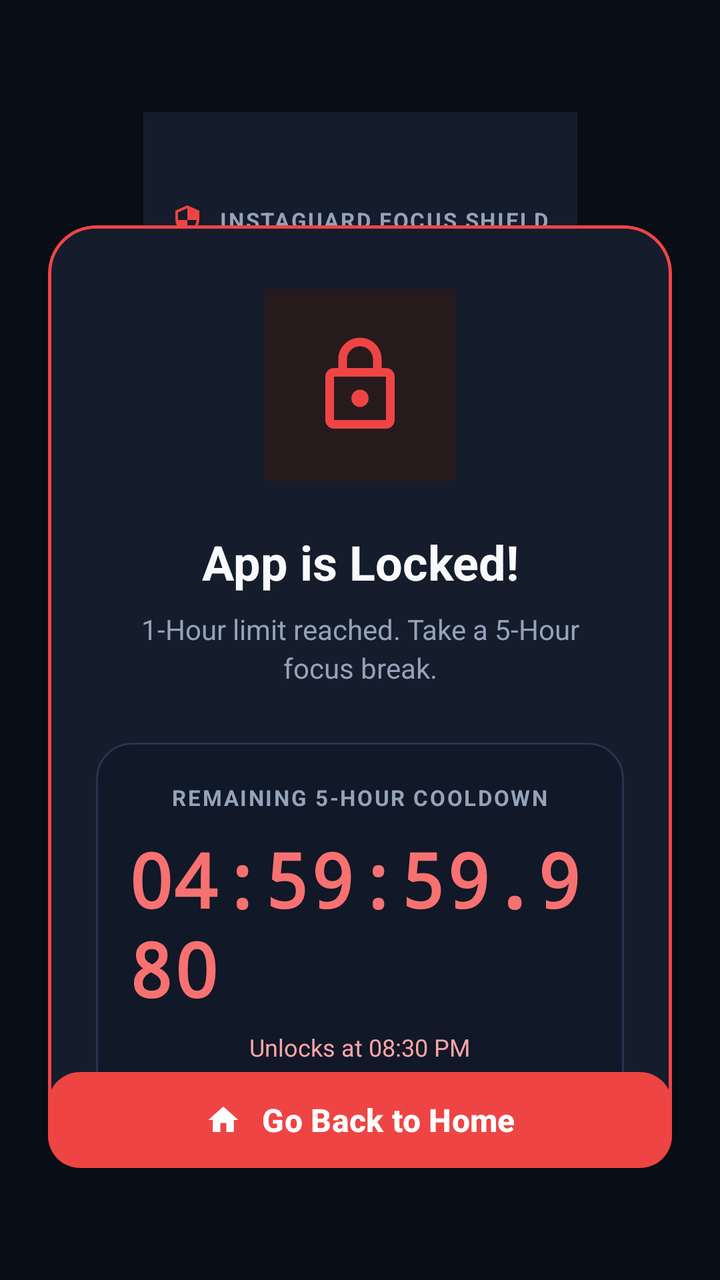
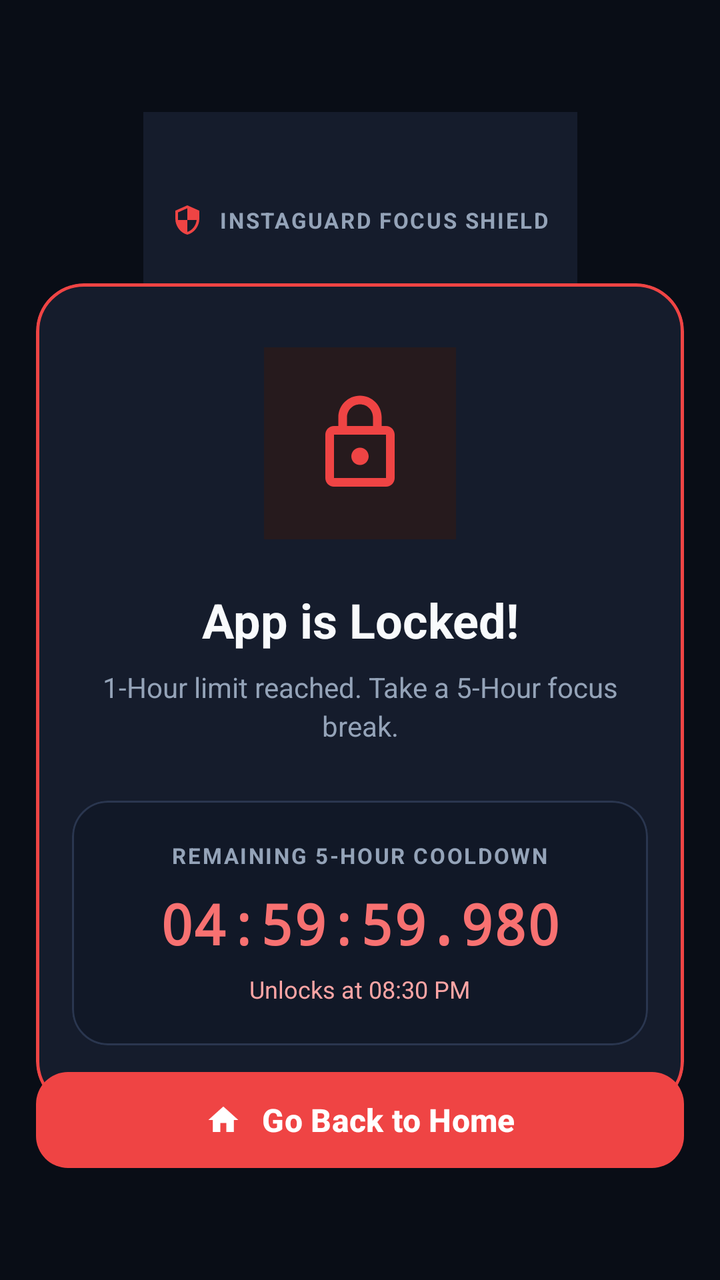

An Android layout rendered at two revisions. The XML below is the earlier revision; the diff shows what the commit changed to produce the second picture.
<!-- AndroidManifest.xml: activity theme Theme.InstaGuard.LockScreen -->
<!-- res/layout/activity_lock_screen.xml -->
<?xml version="1.0" encoding="utf-8"?>
<androidx.constraintlayout.widget.ConstraintLayout xmlns:android="http://schemas.android.com/apk/res/android"
    xmlns:app="http://schemas.android.com/apk/res-auto"
    xmlns:tools="http://schemas.android.com/tools"
    android:layout_width="match_parent"
    android:layout_height="match_parent"
    android:background="@color/lock_bg"
    android:padding="24dp">

    
    <LinearLayout
        android:id="@+id/layoutTopBadge"
        android:layout_width="wrap_content"
        android:layout_height="wrap_content"
        android:layout_marginTop="32dp"
        android:background="@drawable/ic_launcher_background"
        android:backgroundTint="@color/lock_surface"
        android:gravity="center_vertical"
        android:orientation="horizontal"
        android:paddingHorizontal="14dp"
        android:paddingVertical="8dp"
        app:layout_constraintEnd_toEndOf="parent"
        app:layout_constraintStart_toStartOf="parent"
        app:layout_constraintTop_toTopOf="parent">

        <ImageView
            android:layout_width="16dp"
            android:layout_height="16dp"
            android:src="@drawable/ic_shield"
            app:tint="@color/lock_accent_red"
            android:contentDescription="@null" />

        <TextView
            android:id="@+id/tvLockBadgeTitle"
            android:layout_width="wrap_content"
            android:layout_height="wrap_content"
            android:layout_marginStart="8dp"
            android:text="INSTAGUARD FOCUS SHIELD"
            android:textColor="@color/lock_text_secondary"
            android:textSize="11sp"
            android:textStyle="bold"
            android:letterSpacing="0.08" />
    </LinearLayout>

    
    <com.google.android.material.card.MaterialCardView
        android:id="@+id/cardLockContainer"
        android:layout_width="match_parent"
        android:layout_height="wrap_content"
        app:cardCornerRadius="24dp"
        app:cardElevation="0dp"
        app:strokeWidth="1.5dp"
        app:strokeColor="@color/lock_accent_red"
        app:cardBackgroundColor="@color/lock_surface"
        app:layout_constraintBottom_toTopOf="@+id/btnGoHome"
        app:layout_constraintEnd_toEndOf="parent"
        app:layout_constraintStart_toStartOf="parent"
        app:layout_constraintTop_toBottomOf="@+id/layoutTopBadge">

        <LinearLayout
            android:layout_width="match_parent"
            android:layout_height="wrap_content"
            android:gravity="center_horizontal"
            android:orientation="vertical"
            android:paddingVertical="32dp"
            android:paddingHorizontal="24dp">

            
            <FrameLayout
                android:id="@+id/frameLockIcon"
                android:layout_width="96dp"
                android:layout_height="96dp"
                android:background="@drawable/ic_launcher_background"
                android:backgroundTint="#261A1D"
                android:padding="22dp">

                <ImageView
                    android:id="@+id/imgLockIcon"
                    android:layout_width="match_parent"
                    android:layout_height="match_parent"
                    android:src="@drawable/ic_lock"
                    app:tint="@color/lock_accent_red"
                    android:contentDescription="@string/lock_screen_title" />
            </FrameLayout>

            
            <TextView
                android:id="@+id/tvLockTitle"
                android:layout_width="wrap_content"
                android:layout_height="wrap_content"
                android:layout_marginTop="24dp"
                android:text="App is Locked!"
                android:textAlignment="center"
                android:textColor="@color/lock_text_primary"
                android:textSize="24sp"
                android:textStyle="bold" />

            
            <TextView
                android:id="@+id/tvLockSubtitle"
                android:layout_width="wrap_content"
                android:layout_height="wrap_content"
                android:layout_marginTop="8dp"
                android:paddingHorizontal="12dp"
                android:text="1-Hour limit reached. Take a 5-Hour focus break."
                android:textAlignment="center"
                android:textColor="@color/lock_text_secondary"
                android:textSize="14sp"
                android:lineSpacingExtra="3dp" />

            
            <com.google.android.material.card.MaterialCardView
                android:layout_width="match_parent"
                android:layout_height="wrap_content"
                android:layout_marginTop="28dp"
                app:cardCornerRadius="18dp"
                app:cardElevation="0dp"
                app:strokeWidth="1dp"
                app:strokeColor="#2A364F"
                app:cardBackgroundColor="@color/lock_timer_bg">

                <LinearLayout
                    android:layout_width="match_parent"
                    android:layout_height="wrap_content"
                    android:gravity="center"
                    android:orientation="vertical"
                    android:paddingVertical="20dp"
                    android:paddingHorizontal="16dp">

                    <TextView
                        android:layout_width="wrap_content"
                        android:layout_height="wrap_content"
                        android:text="REMAINING 5-HOUR COOLDOWN"
                        android:textColor="@color/lock_text_secondary"
                        android:textSize="11sp"
                        android:textStyle="bold"
                        android:letterSpacing="0.08" />

                    
                    <TextView
                        android:id="@+id/tvCountdownTimer"
                        android:layout_width="wrap_content"
                        android:layout_height="wrap_content"
                        android:layout_marginTop="8dp"
                        android:fontFamily="monospace"
                        android:text="04:59:59.980"
                        android:textColor="#F87171"
                        android:textSize="38sp"
                        android:textStyle="bold" />

                    <TextView
                        android:id="@+id/tvUnlockTimeEstimate"
                        android:layout_width="wrap_content"
                        android:layout_height="wrap_content"
                        android:layout_marginTop="6dp"
                        android:text="Unlocks at 08:30 PM"
                        android:textColor="#FCA5A5"
                        android:textSize="12sp" />
                </LinearLayout>
            </com.google.android.material.card.MaterialCardView>

        </LinearLayout>
    </com.google.android.material.card.MaterialCardView>

    
    <com.google.android.material.button.MaterialButton
        android:id="@+id/btnGoHome"
        android:layout_width="match_parent"
        android:layout_height="56dp"
        android:layout_marginBottom="28dp"
        android:text="@string/btn_go_home"
        android:textColor="#FFFFFF"
        android:textSize="16sp"
        android:textStyle="bold"
        app:backgroundTint="@color/lock_accent_red"
        app:cornerRadius="16dp"
        app:icon="@drawable/ic_home"
        app:iconGravity="textStart"
        app:iconPadding="10dp"
        app:iconTint="#FFFFFF"
        app:layout_constraintBottom_toBottomOf="parent"
        app:layout_constraintEnd_toEndOf="parent"
        app:layout_constraintStart_toStartOf="parent" />

</androidx.constraintlayout.widget.ConstraintLayout>
<!-- resources referenced by this layout -->
<resources>
  <color name="lock_accent_red">#EF4444</color>
  <color name="lock_bg">#090D16</color>
  <color name="lock_surface">#151C2C</color>
  <color name="lock_text_primary">#F8FAFC</color>
  <color name="lock_text_secondary">#94A3B8</color>
  <color name="lock_timer_bg">#111827</color>
  <!-- drawable ic_home (drawable) -->
  <vector xmlns:android="http://schemas.android.com/apk/res/android"
      android:width="24dp"
      android:height="24dp"
      android:viewportWidth="24"
      android:viewportHeight="24">
      <path
          android:fillColor="#FFFFFFFF"
          android:pathData="M10,20v-6h4v6h5v-8h3L12,3 2,12h3v8z" />
  </vector>
  <!-- drawable ic_launcher_background (drawable) -->
  <?xml version="1.0" encoding="utf-8"?>
  <vector xmlns:android="http://schemas.android.com/apk/res/android"
      android:width="108dp"
      android:height="108dp"
      android:viewportWidth="108"
      android:viewportHeight="108">
      <path
          android:fillColor="#4F46E5"
          android:pathData="M0,0h108v108h-108z" />
  </vector>
  <!-- drawable ic_lock (drawable) -->
  <vector xmlns:android="http://schemas.android.com/apk/res/android"
      android:width="24dp"
      android:height="24dp"
      android:viewportWidth="24"
      android:viewportHeight="24">
      <path
          android:fillColor="#FFFFFFFF"
          android:pathData="M18,8h-1V6c0,-2.76 -2.24,-5 -5,-5S7,3.24 7,6v2H6c-1.1,0 -2,0.9 -2,2v10c0,1.1 0.9,2 2,2h12c1.1,0 2,-0.9 2,-2V10c0,-1.1 -0.9,-2 -2,-2zM9,6c0,-1.66 1.34,-3 3,-3s3,1.34 3,3v2H9V6zm9,14H6V10h12v10zm-6,-3c1.1,0 2,-0.9 2,-2s-0.9,-2 -2,-2 -2,0.9 -2,2 0.9,2 2,2z" />
  </vector>
  <!-- drawable ic_shield (drawable) -->
  <vector xmlns:android="http://schemas.android.com/apk/res/android"
      android:width="24dp"
      android:height="24dp"
      android:viewportWidth="24"
      android:viewportHeight="24">
      <path
          android:fillColor="#FFFFFFFF"
          android:pathData="M12,1L3,5v6c0,5.55 3.84,10.74 9,12c5.16,-1.26 9,-6.45 9,-12V5L12,1zM12,11.99h7c-0.53,4.12 -3.28,7.79 -7,8.94V12H5V6.3l7,-3.11V11.99z" />
  </vector>
  <string name="btn_go_home">Go Back to Home</string>
  <string name="lock_screen_title">App is Locked!</string>
  <style name="Theme.InstaGuard.LockScreen" parent="Theme.Material3.Dark.NoActionBar">
          <item name="android:windowBackground">@color/lock_bg</item>
          <item name="android:statusBarColor">@color/lock_bg</item>
          <item name="android:navigationBarColor">@color/lock_bg</item>
          <item name="android:windowLightStatusBar" tools:targetApi="m">false</item>
          <item name="android:windowLightNavigationBar" tools:targetApi="o_mr1">false</item>
          <item name="android:windowAnimationStyle">@null</item>
      </style>
</resources>

<!-- the commit's change to res/layout/activity_lock_screen.xml (unified diff, before → after) -->
@@ -5,7 +5,8 @@
     android:layout_width="match_parent"
     android:layout_height="match_parent"
     android:background="@color/lock_bg"
-    android:padding="24dp">
+    android:paddingHorizontal="18dp"
+    android:paddingVertical="24dp">
 
     
     <LinearLayout
@@ -63,7 +64,7 @@
             android:gravity="center_horizontal"
             android:orientation="vertical"
             android:paddingVertical="32dp"
-            android:paddingHorizontal="24dp">
+            android:paddingHorizontal="18dp">
 
             
             <FrameLayout
@@ -125,7 +126,7 @@
                     android:gravity="center"
                     android:orientation="vertical"
                     android:paddingVertical="20dp"
-                    android:paddingHorizontal="16dp">
+                    android:paddingHorizontal="10dp">
 
                     <TextView
                         android:layout_width="wrap_content"
@@ -139,14 +140,22 @@
                     
                     <TextView
                         android:id="@+id/tvCountdownTimer"
-                        android:layout_width="wrap_content"
+                        android:layout_width="match_parent"
                         android:layout_height="wrap_content"
                         android:layout_marginTop="8dp"
                         android:fontFamily="monospace"
+                        android:gravity="center"
+                        android:maxLines="1"
+                        android:singleLine="true"
+                        android:ellipsize="none"
                         android:text="04:59:59.980"
                         android:textColor="#F87171"
-                        android:textSize="38sp"
-                        android:textStyle="bold" />
+                        android:textSize="28sp"
+                        android:textStyle="bold"
+                        app:autoSizeTextType="uniform"
+                        app:autoSizeMinTextSize="16sp"
+                        app:autoSizeMaxTextSize="28sp"
+                        app:autoSizeStepGranularity="1sp" />
 
                     <TextView
                         android:id="@+id/tvUnlockTimeEstimate"
